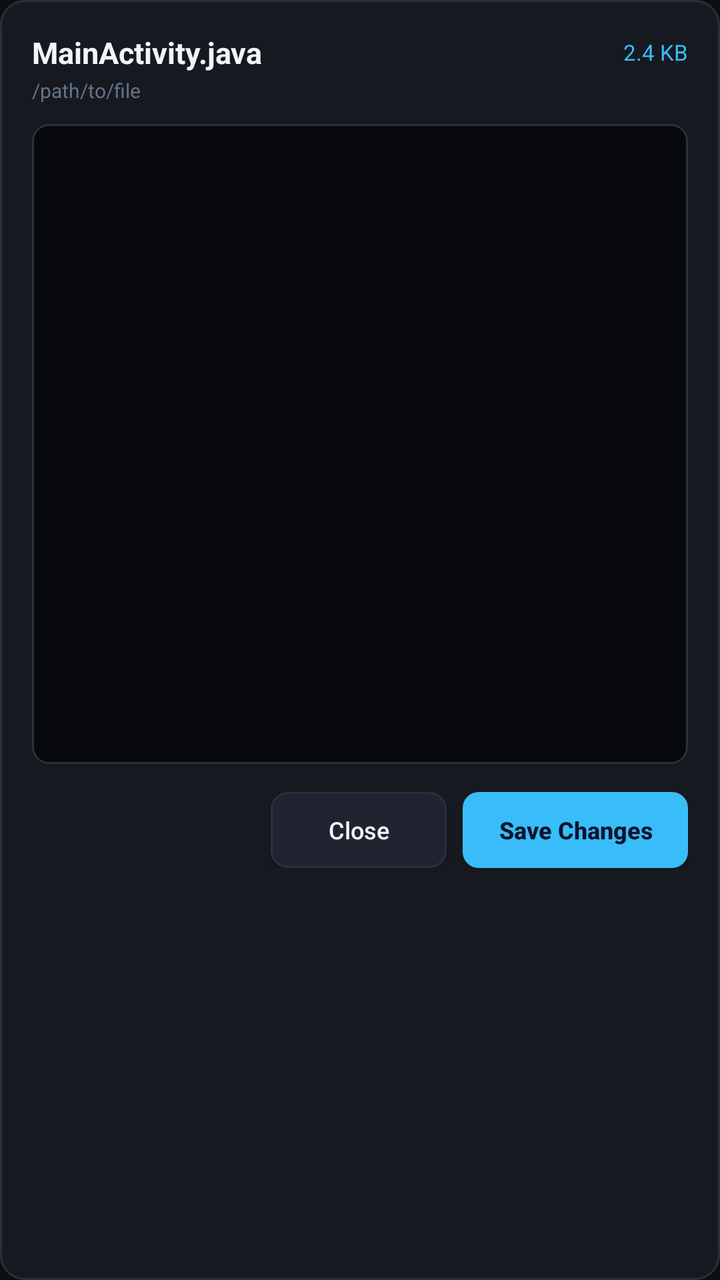
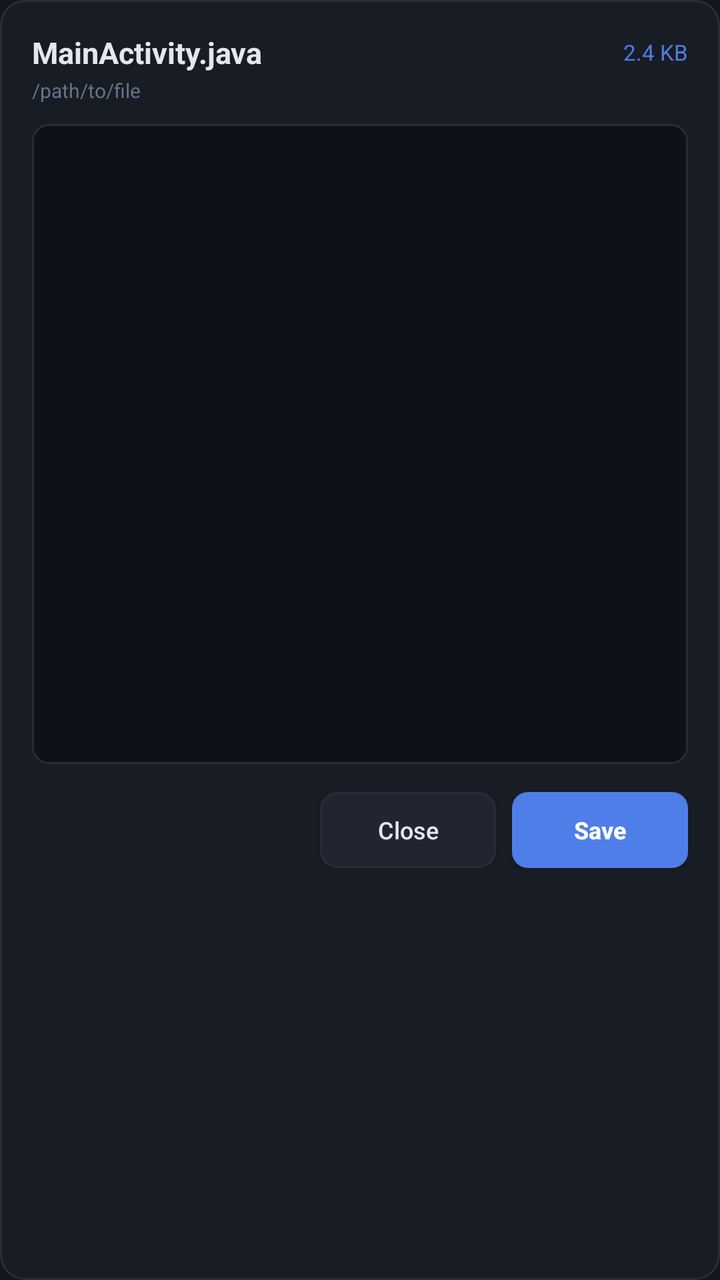

An Android layout rendered at two revisions. The XML below is the earlier revision; the diff shows what the commit changed to produce the second picture.
<!-- AndroidManifest.xml: application theme AppTheme -->
<!-- res/layout/dialog_code_editor.xml -->
<?xml version="1.0" encoding="utf-8"?>
<LinearLayout xmlns:android="http://schemas.android.com/apk/res/android"
    android:layout_width="match_parent"
    android:layout_height="wrap_content"
    android:background="@drawable/card_bg"
    android:orientation="vertical"
    android:padding="16dp">

    
    <LinearLayout
        android:layout_width="match_parent"
        android:layout_height="wrap_content"
        android:orientation="horizontal"
        android:gravity="center_vertical">

        <TextView
            android:id="@+id/tv_editor_title"
            android:layout_width="0dp"
            android:layout_height="wrap_content"
            android:layout_weight="1"
            android:ellipsize="middle"
            android:singleLine="true"
            android:text="MainActivity.java"
            android:textColor="@color/text_primary"
            android:textSize="15sp"
            android:textStyle="bold" />

        <TextView
            android:id="@+id/tv_editor_file_info"
            android:layout_width="wrap_content"
            android:layout_height="wrap_content"
            android:text="2.4 KB"
            android:textColor="@color/primary_accent"
            android:textSize="11sp" />
    </LinearLayout>

    <TextView
        android:id="@+id/tv_editor_file_path"
        android:layout_width="match_parent"
        android:layout_height="wrap_content"
        android:layout_marginTop="2dp"
        android:ellipsize="start"
        android:singleLine="true"
        android:text="/path/to/file"
        android:textColor="@color/text_muted"
        android:textSize="10sp" />

    
    <ScrollView
        android:layout_width="match_parent"
        android:layout_height="320dp"
        android:layout_marginTop="10dp"
        android:background="@drawable/console_bg"
        android:fillViewport="true">

        <EditText
            android:id="@+id/et_code_content"
            android:layout_width="match_parent"
            android:layout_height="wrap_content"
            android:background="@null"
            android:gravity="top|left"
            android:padding="10dp"
            android:textColor="#E2E8F0"
            android:textSize="12sp"
            android:typeface="monospace" />
    </ScrollView>

    
    <LinearLayout
        android:layout_width="match_parent"
        android:layout_height="wrap_content"
        android:layout_marginTop="14dp"
        android:gravity="right"
        android:orientation="horizontal">

        <Button
            android:id="@+id/btn_editor_close"
            android:layout_width="wrap_content"
            android:layout_height="38dp"
            android:background="@drawable/btn_secondary"
            android:paddingLeft="16dp"
            android:paddingRight="16dp"
            android:text="Close"
            android:textAllCaps="false"
            android:textColor="@color/text_primary"
            android:textSize="12sp" />

        <Button
            android:id="@+id/btn_editor_save"
            android:layout_width="wrap_content"
            android:layout_height="38dp"
            android:layout_marginLeft="8dp"
            android:background="@drawable/btn_primary"
            android:paddingLeft="18dp"
            android:paddingRight="18dp"
            android:text="Save Changes"
            android:textAllCaps="false"
            android:textColor="#0B132B"
            android:textSize="12sp"
            android:textStyle="bold" />
    </LinearLayout>
</LinearLayout>
<!-- resources referenced by this layout -->
<resources>
  <color name="primary_accent">#38BDF8</color>
  <color name="text_muted">#64748B</color>
  <color name="text_primary">#F1F5F9</color>
  <!-- drawable btn_primary (drawable) -->
  <?xml version="1.0" encoding="utf-8"?>
  <selector xmlns:android="http://schemas.android.com/apk/res/android">
      <item android:state_pressed="true">
          <shape android:shape="rectangle">
              <solid android:color="@color/primary_dark" />
              <corners android:radius="8dp" />
          </shape>
      </item>
      <item>
          <shape android:shape="rectangle">
              <solid android:color="@color/primary_accent" />
              <corners android:radius="8dp" />
          </shape>
      </item>
  </selector>
  <!-- drawable btn_secondary (drawable) -->
  <?xml version="1.0" encoding="utf-8"?>
  <selector xmlns:android="http://schemas.android.com/apk/res/android">
      <item android:state_pressed="true">
          <shape android:shape="rectangle">
              <solid android:color="@color/surface_card" />
              <stroke android:width="1dp" android:color="@color/primary_accent" />
              <corners android:radius="8dp" />
          </shape>
      </item>
      <item>
          <shape android:shape="rectangle">
              <solid android:color="@color/surface_elevated" />
              <stroke android:width="1dp" android:color="@color/surface_border" />
              <corners android:radius="8dp" />
          </shape>
      </item>
  </selector>
  <!-- drawable card_bg (drawable) -->
  <?xml version="1.0" encoding="utf-8"?>
  <shape xmlns:android="http://schemas.android.com/apk/res/android"
      android:shape="rectangle">
      <solid android:color="@color/surface_card" />
      <stroke android:width="1dp" android:color="@color/surface_border" />
      <corners android:radius="12dp" />
  </shape>
  <!-- drawable console_bg (drawable) -->
  <?xml version="1.0" encoding="utf-8"?>
  <shape xmlns:android="http://schemas.android.com/apk/res/android"
      android:shape="rectangle">
      <solid android:color="@color/console_bg" />
      <stroke android:width="1dp" android:color="@color/surface_border" />
      <corners android:radius="8dp" />
  </shape>
  <style name="AppTheme" parent="@android:style/Theme.Material.NoActionBar">
          <item name="android:windowBackground">@color/bg_main</item>
          <item name="android:colorPrimary">@color/surface_card</item>
          <item name="android:colorPrimaryDark">@color/bg_main</item>
          <item name="android:colorAccent">@color/primary_accent</item>
          <item name="android:statusBarColor">@color/bg_main</item>
          <item name="android:navigationBarColor">@color/bg_main</item>
          <item name="android:textColorPrimary">@color/text_primary</item>
          <item name="android:textColorSecondary">@color/text_secondary</item>
      </style>
  <color name="primary_dark">#0284C7</color>
  <color name="surface_card">#161920</color>
  <color name="surface_elevated">#1F2430</color>
  <color name="surface_border">#2A303C</color>
  <color name="console_bg">#08090C</color>
  <color name="bg_main">#0D0F12</color>
  <color name="text_secondary">#94A3B8</color>
</resources>

<!-- the commit's change to res/layout/dialog_code_editor.xml (unified diff, before → after) -->
@@ -91,11 +91,11 @@
             android:layout_height="38dp"
             android:layout_marginLeft="8dp"
             android:background="@drawable/btn_primary"
-            android:paddingLeft="18dp"
-            android:paddingRight="18dp"
-            android:text="Save Changes"
+            android:paddingLeft="20dp"
+            android:paddingRight="20dp"
+            android:text="Save"
             android:textAllCaps="false"
-            android:textColor="#0B132B"
+            android:textColor="#FFFFFF"
             android:textSize="12sp"
             android:textStyle="bold" />
     </LinearLayout>
<!-- resource entries referenced after the edit -->
@@ -1,8 +1,8 @@
 <!-- resources referenced by this layout -->
 <resources>
-  <color name="primary_accent">#38BDF8</color>
+  <color name="primary_accent">#4F7EE8</color>
   <color name="text_muted">#64748B</color>
-  <color name="text_primary">#F1F5F9</color>
+  <color name="text_primary">#E2E8F0</color>
   <!-- drawable btn_primary (drawable) -->
   <?xml version="1.0" encoding="utf-8"?>
   <selector xmlns:android="http://schemas.android.com/apk/res/android">
@@ -63,12 +63,12 @@
           <item name="android:textColorPrimary">@color/text_primary</item>
           <item name="android:textColorSecondary">@color/text_secondary</item>
       </style>
-  <color name="primary_dark">#0284C7</color>
-  <color name="surface_card">#161920</color>
-  <color name="surface_elevated">#1F2430</color>
-  <color name="surface_border">#2A303C</color>
-  <color name="console_bg">#08090C</color>
-  <color name="bg_main">#0D0F12</color>
+  <color name="primary_dark">#3B6AD4</color>
+  <color name="surface_card">#181C24</color>
+  <color name="surface_elevated">#202531</color>
+  <color name="surface_border">#262D3B</color>
+  <color name="console_bg">#0E1117</color>
+  <color name="bg_main">#12151B</color>
   <color name="text_secondary">#94A3B8</color>
 </resources>
 
